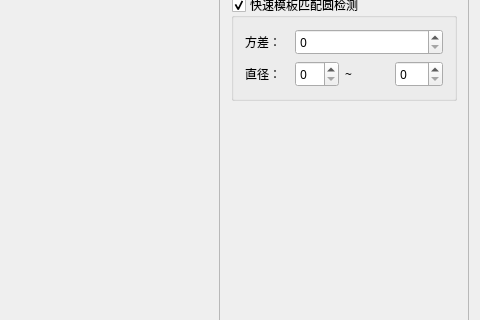
Above: TSR/mainwin.ui from YuHao000/TSR before the change; both pictures show x 208 to 688 and y 373 to 693 of the 688 by 881 pixel window. Below: the same form after it.
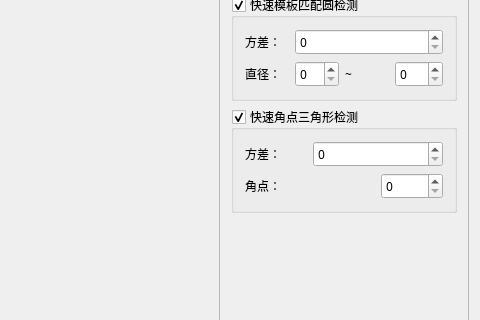
That is the form after the change. Custom widgets are drawn as their Qt base class.

The edit to the form file:
```diff
--- a/TSR/mainwin.ui
+++ b/TSR/mainwin.ui
@@ -968,6 +968,64 @@
             </layout>
            </widget>
           </item>
+          <item>
+           <widget class="QGroupBox" name="boxShapeTriangle">
+            <property name="sizePolicy">
+             <sizepolicy hsizetype="Preferred" vsizetype="Fixed">
+              <horstretch>0</horstretch>
+              <verstretch>0</verstretch>
+             </sizepolicy>
+            </property>
+            <property name="title">
+             <string>快速角点三角形检测</string>
+            </property>
+            <property name="checkable">
+             <bool>true</bool>
+            </property>
+            <layout class="QGridLayout" name="gridLayout_9">
+             <item row="0" column="1" colspan="2">
+              <widget class="QSpinBox" name="edtShapeVariance_2">
+               <property name="maximum">
+                <number>100000000</number>
+               </property>
+               <property name="singleStep">
+                <number>1000</number>
+               </property>
+               <property name="value">
+                <number>0</number>
+               </property>
+              </widget>
+             </item>
+             <item row="0" column="0">
+              <widget class="QLabel" name="label_21">
+               <property name="text">
+                <string>方差：</string>
+               </property>
+              </widget>
+             </item>
+             <item row="1" column="0">
+              <widget class="QLabel" name="label_23">
+               <property name="text">
+                <string>角点：</string>
+               </property>
+              </widget>
+             </item>
+             <item row="1" column="2">
+              <widget class="QSpinBox" name="edtShapeCorner">
+               <property name="maximum">
+                <number>99</number>
+               </property>
+               <property name="singleStep">
+                <number>1</number>
+               </property>
+               <property name="value">
+                <number>0</number>
+               </property>
+              </widget>
+             </item>
+            </layout>
+           </widget>
+          </item>
           <item>
            <widget class="QWidget" name="widget_3" native="true"/>
           </item>
```
